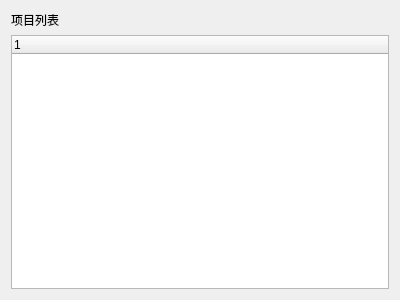
Before: the Qt Designer form protreedialog.ui in Sprinining/qt-album, drawn with Qt 5.
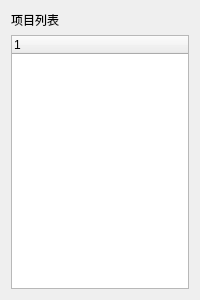
After: the same form once the commit is applied. Custom widgets are drawn as their Qt base class.

Commit message: style: 调整界面默认大小

The edit to the form file:
```diff
--- a/protreedialog.ui
+++ b/protreedialog.ui
@@ -6,10 +6,22 @@
    <rect>
     <x>0</x>
     <y>0</y>
-    <width>400</width>
+    <width>200</width>
     <height>300</height>
    </rect>
   </property>
+  <property name="minimumSize">
+   <size>
+    <width>200</width>
+    <height>0</height>
+   </size>
+  </property>
+  <property name="maximumSize">
+   <size>
+    <width>200</width>
+    <height>16777215</height>
+   </size>
+  </property>
   <property name="windowTitle">
    <string>Dialog</string>
   </property>
```
The commit also changes 1 other file.
